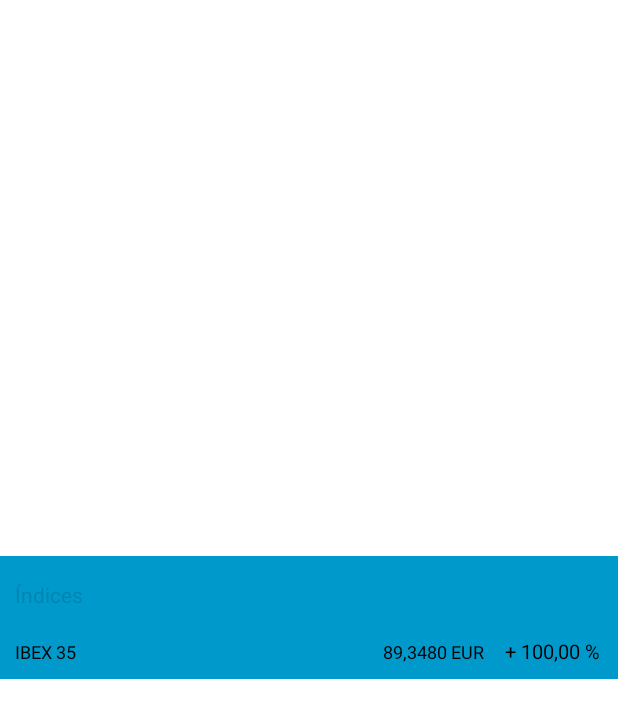
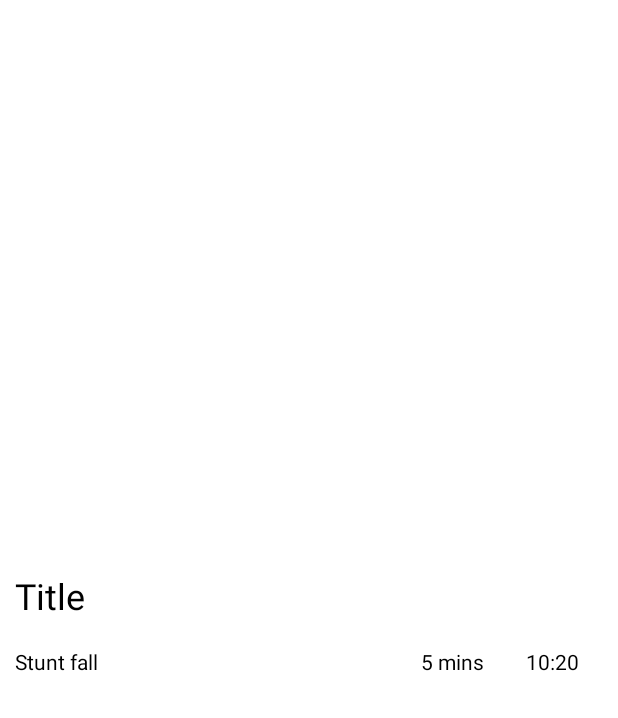
Before and after one commit to Frange/CoastersApp, an Android app: the layout widget_list_item.xml on its own in the app's theme, with its tools: preview values and no code run, on a phone screen of 412 x 824 dp. Shown: the top 718 px of the screen. Run offline under Robolectric (Android 15) with nearby library versions, the phone set to English and light mode, and no system bars; network calls fail.

Commit message:
WIP: Clean up code, refactor and trying to put usecase to refresh widget button.

```diff
--- a/app/src/main/AndroidManifest.xml
+++ b/app/src/main/AndroidManifest.xml
@@ -17,7 +17,7 @@
         tools:targetApi="33">
 
         <receiver
-            android:name="com.frange.coasters.ui.widget.CoasterListWidgetProvider"
+            android:name="com.frange.coasters.ui.widget.WidgetCoasterListProvider"
             android:exported="false">
             <intent-filter>
                 <action android:name="android.appwidget.action.APPWIDGET_UPDATE" />
@@ -29,7 +29,7 @@
         </receiver>
 
         <service
-            android:name="com.frange.coasters.ui.widget.render.WidgetRenderService"
+            android:name="com.frange.coasters.ui.widget.WidgetRenderService"
             android:permission="android.permission.BIND_REMOTEVIEWS"
             android:exported="true" />
 
--- a/app/src/main/java/com/frange/coasters/ui/widget/render/WidgetRenderService.kt
+++ b/app/src/main/java/com/frange/coasters/ui/widget/WidgetRenderService.kt
@@ -1,4 +1,4 @@
-package com.frange.coasters.ui.widget.render
+package com.frange.coasters.ui.widget
 
 import android.content.Intent
 import android.widget.RemoteViewsService
--- a/app/src/main/res/layout/widget_list_item.xml
+++ b/app/src/main/res/layout/widget_list_item.xml
@@ -4,8 +4,8 @@
     android:id="@+id/ll_widget_item"
     android:layout_width="match_parent"
     android:layout_height="wrap_content"
-    android:background="@android:color/holo_blue_dark"
     android:layout_gravity="center_vertical"
+    android:background="@android:color/white"
     android:orientation="vertical"
     android:paddingStart="10dp"
     android:paddingEnd="6dp">
@@ -20,14 +20,19 @@
         android:gravity="center_vertical"
         android:paddingTop="16dp"
         android:paddingBottom="10dp"
+        android:textColor="@android:color/black"
+        android:textSize="24sp"
         android:visibility="gone"
-        tools:text="Índices"
+        tools:text="Title"
         tools:visibility="visible" />
 
     <LinearLayout
         android:layout_width="match_parent"
         android:layout_height="wrap_content"
-        android:orientation="horizontal">
+        android:background="@android:color/white"
+        android:orientation="horizontal"
+        android:paddingTop="8dp"
+        android:paddingBottom="8dp">
 
         <TextView
             android:id="@+id/tv_widget_ride_name"
@@ -36,11 +41,9 @@
             android:layout_weight="6"
             android:ellipsize="end"
             android:lines="1"
-            android:paddingTop="10dp"
-            android:paddingBottom="10dp"
             android:textColor="@android:color/black"
-            android:textSize="12sp"
-            tools:text="IBEX 35" />
+            android:textSize="14sp"
+            tools:text="Stunt fall" />
 
         <TextView
             android:id="@+id/tv_widget_ride_time"
@@ -51,56 +54,20 @@
             android:ellipsize="end"
             android:gravity="end"
             android:lines="1"
-            android:paddingTop="10dp"
-            android:paddingBottom="10dp"
             android:textColor="@android:color/black"
-            android:textSize="12sp"
-            tools:text="89,3480 EUR" />
+            android:textSize="14sp"
+            tools:text="5 mins" />
 
         <TextView
-            android:id="@+id/tv_widget_percentage_up"
+            android:id="@+id/tv_widget_last_updated"
             android:layout_width="75dp"
             android:layout_height="wrap_content"
             android:gravity="center_horizontal"
-            android:padding="5dp"
             android:textColor="@android:color/black"
-            android:textSize="13sp"
+            android:textSize="14sp"
             android:visibility="gone"
-            tools:text="+ 100,00 %"
+            tools:text="10:20"
             tools:visibility="visible" />
-
-        <TextView
-            android:id="@+id/tv_widget_percentage_down"
-            android:layout_width="75dp"
-            android:layout_height="wrap_content"
-            android:gravity="center_horizontal"
-            android:padding="5dp"
-            android:textColor="@android:color/black"
-            android:textSize="13sp"
-            android:visibility="gone"
-            tools:text="+ 100,00 %" />
-
-        <TextView
-            android:id="@+id/tv_widget_percentage_neutral"
-            android:layout_width="75dp"
-            android:layout_height="wrap_content"
-            android:gravity="center_horizontal"
-            android:padding="5dp"
-            android:textColor="@android:color/black"
-            android:textSize="13sp"
-            android:visibility="gone"
-            tools:text="+ 100,00 %" />
-
-        <TextView
-            android:id="@+id/tv_widget_percentage_no_bg"
-            android:layout_width="75dp"
-            android:layout_height="wrap_content"
-            android:gravity="center_horizontal"
-            android:padding="5dp"
-            android:textColor="@android:color/black"
-            android:textSize="13sp"
-            android:visibility="gone"
-            tools:text="+ 100,00%" />
 
     </LinearLayout>
 
--- a/app/src/main/res/layout/widget_preview.xml
+++ b/app/src/main/res/layout/widget_preview.xml
@@ -1,12 +1,12 @@
 <RelativeLayout xmlns:android="http://schemas.android.com/apk/res/android"
-    style="@style/Widget.PoiApp.AppWidget.Container"
+    style="@style/Widget.CoastersApp.AppWidget.Container"
     android:layout_width="match_parent"
     android:layout_height="match_parent"
     android:theme="@style/Theme.PoiApp.AppWidgetContainer">
 
     <TextView
         android:id="@+id/appwidget_text"
-        style="@style/Widget.PoiApp.AppWidget.InnerView"
+        style="@style/Widget.CoastersApp.AppWidget.InnerView"
         android:layout_width="wrap_content"
         android:layout_height="wrap_content"
         android:layout_centerHorizontal="true"
@@ -16,4 +16,5 @@
         android:text="@string/appwidget_text"
         android:textSize="24sp"
         android:textStyle="bold|italic" />
+
 </RelativeLayout>
--- a/app/src/main/res/values/styles.xml
+++ b/app/src/main/res/values/styles.xml
@@ -1,12 +1,11 @@
 <resources>
 
-    <style name="Widget.PoiApp.AppWidget.Container" parent="android:Widget">
+    <style name="Widget.CoastersApp.AppWidget.Container" parent="android:Widget">
         <item name="android:id">@android:id/background</item>
         <item name="android:background">?android:attr/colorBackground</item>
     </style>
 
-    <style name="Widget.PoiApp.AppWidget.InnerView" parent="android:Widget">
-        <item name="android:background">?android:attr/colorBackground</item>
+    <style name="Widget.CoastersApp.AppWidget.InnerView" parent="android:Widget">
         <item name="android:textColor">?android:attr/textColorPrimary</item>
     </style>
 </resources>
```
Also changed, not shown: app/src/main/java/com/frange/coasters/ui/widget/CoasterListWidgetProvider.kt (deleted, +0 -168 lines), app/src/main/java/com/frange/coasters/ui/widget/WidgetCoasterListProvider.kt (added, +140 -0 lines), app/src/main/java/com/frange/coasters/ui/widget/WidgetRenderFactory.kt (renamed from app/src/main/java/com/frange/coasters/ui/widget/render/WidgetRenderFactory.kt, +1 -7 lines), app/src/main/java/com/frange/coasters/ui/widget/WidgetSaveModel.java (deleted, +0 -92 lines), app/src/main/java/com/frange/coasters/ui/widget/WidgetSaveModel.kt (added, +89 -0 lines), app/src/main/res/layout/widget_big.xml (+9 -16 lines), app/src/main/res/layout/widget_content.xml (deleted, +0 -27 lines), app/src/main/res/values-night-v31/themes.xml (deleted, +0 -10 lines), app/src/main/res/values-v21/styles.xml (deleted, +0 -14 lines), app/src/main/res/values-v31/styles.xml (deleted, +0 -16 lines), app/src/main/res/values-v31/themes.xml (deleted, +0 -11 lines), 1 other file.
